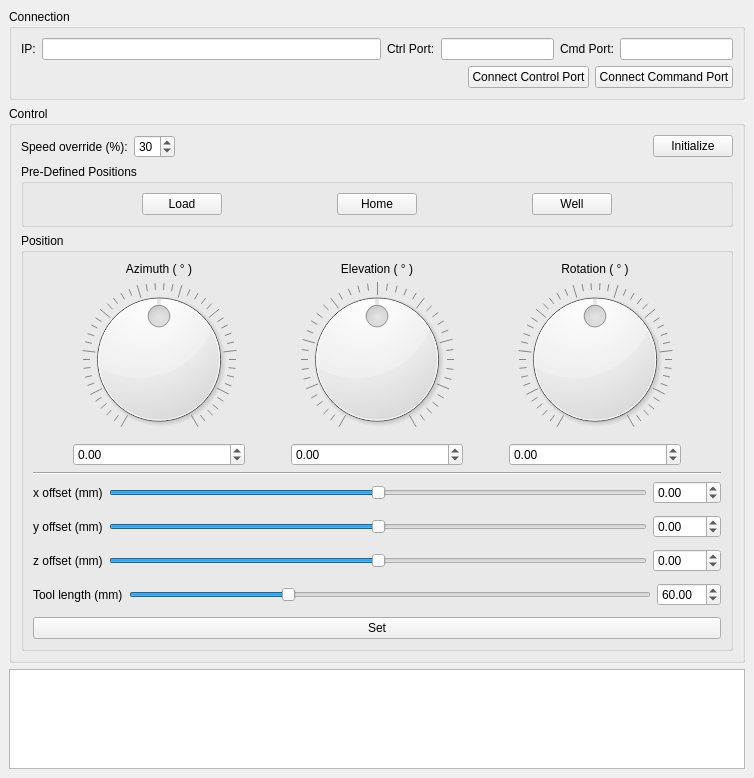
The window that mainwindow.ui (rookidroid/armstrong) describes before a commit, drawn with Qt 5.
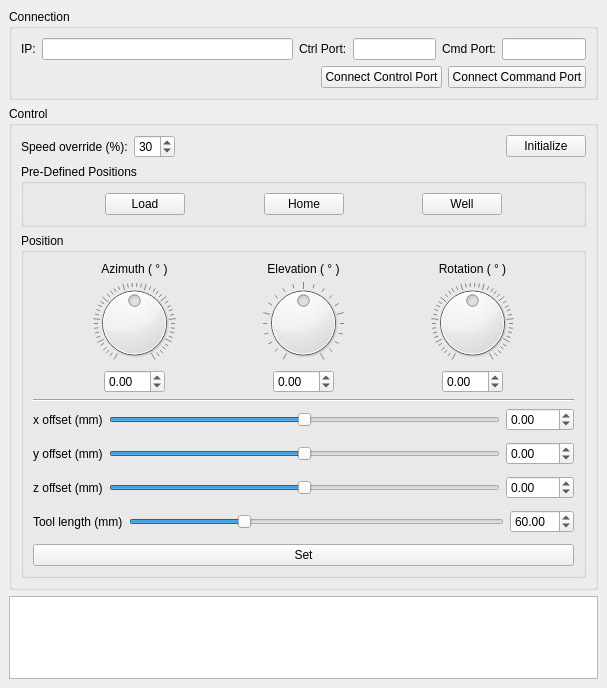
The same window after the commit.

The edit to the form file:
```diff
--- a/mainwindow.ui
+++ b/mainwindow.ui
@@ -6,8 +6,8 @@
    <rect>
     <x>0</x>
     <y>0</y>
-    <width>754</width>
-    <height>778</height>
+    <width>607</width>
+    <height>688</height>
    </rect>
   </property>
   <property name="sizePolicy">
@@ -343,6 +343,21 @@
                </widget>
               </item>
               <item>
+               <layout class="QHBoxLayout" name="horizontalLayout_10">
+                <item>
+                 <spacer name="horizontalSpacer_11">
+                  <property name="orientation">
+                   <enum>Qt::Horizontal</enum>
+                  </property>
+                  <property name="sizeHint" stdset="0">
+                   <size>
+                    <width>0</width>
+                    <height>20</height>
+                   </size>
+                  </property>
+                 </spacer>
+                </item>
+                <item>
                <widget class="QDoubleSpinBox" name="doubleSpinBox_az">
                 <property name="minimum">
                  <double>-90.000000000000000</double>
@@ -352,6 +367,21 @@
                 </property>
                </widget>
               </item>
+                <item>
+                 <spacer name="horizontalSpacer_12">
+                  <property name="orientation">
+                   <enum>Qt::Horizontal</enum>
+                  </property>
+                  <property name="sizeHint" stdset="0">
+                   <size>
+                    <width>0</width>
+                    <height>20</height>
+                   </size>
+                  </property>
+                 </spacer>
+                </item>
+               </layout>
+              </item>
              </layout>
             </item>
             <item>
@@ -405,6 +435,21 @@
                </widget>
               </item>
               <item>
+               <layout class="QHBoxLayout" name="horizontalLayout_12">
+                <item>
+                 <spacer name="horizontalSpacer_13">
+                  <property name="orientation">
+                   <enum>Qt::Horizontal</enum>
+                  </property>
+                  <property name="sizeHint" stdset="0">
+                   <size>
+                    <width>0</width>
+                    <height>20</height>
+                   </size>
+                  </property>
+                 </spacer>
+                </item>
+                <item>
                <widget class="QDoubleSpinBox" name="doubleSpinBox_el">
                 <property name="minimum">
                  <double>-40.000000000000000</double>
@@ -414,6 +459,21 @@
                 </property>
                </widget>
               </item>
+                <item>
+                 <spacer name="horizontalSpacer_14">
+                  <property name="orientation">
+                   <enum>Qt::Horizontal</enum>
+                  </property>
+                  <property name="sizeHint" stdset="0">
+                   <size>
+                    <width>0</width>
+                    <height>20</height>
+                   </size>
+                  </property>
+                 </spacer>
+                </item>
+               </layout>
+              </item>
              </layout>
             </item>
             <item>
@@ -464,6 +524,21 @@
                </widget>
               </item>
               <item>
+               <layout class="QHBoxLayout" name="horizontalLayout_13">
+                <item>
+                 <spacer name="horizontalSpacer_15">
+                  <property name="orientation">
+                   <enum>Qt::Horizontal</enum>
+                  </property>
+                  <property name="sizeHint" stdset="0">
+                   <size>
+                    <width>0</width>
+                    <height>20</height>
+                   </size>
+                  </property>
+                 </spacer>
+                </item>
+                <item>
                <widget class="QDoubleSpinBox" name="doubleSpinBox_roll">
                 <property name="minimum">
                  <double>-90.000000000000000</double>
@@ -473,6 +548,21 @@
                 </property>
                </widget>
               </item>
+                <item>
+                 <spacer name="horizontalSpacer_16">
+                  <property name="orientation">
+                   <enum>Qt::Horizontal</enum>
+                  </property>
+                  <property name="sizeHint" stdset="0">
+                   <size>
+                    <width>0</width>
+                    <height>20</height>
+                   </size>
+                  </property>
+                 </spacer>
+                </item>
+               </layout>
+              </item>
              </layout>
             </item>
             <item>
```
Left out of the diff: 2 changed lines with no effect on the pictures. Lines whose indentation alone changed are shown as unchanged.
